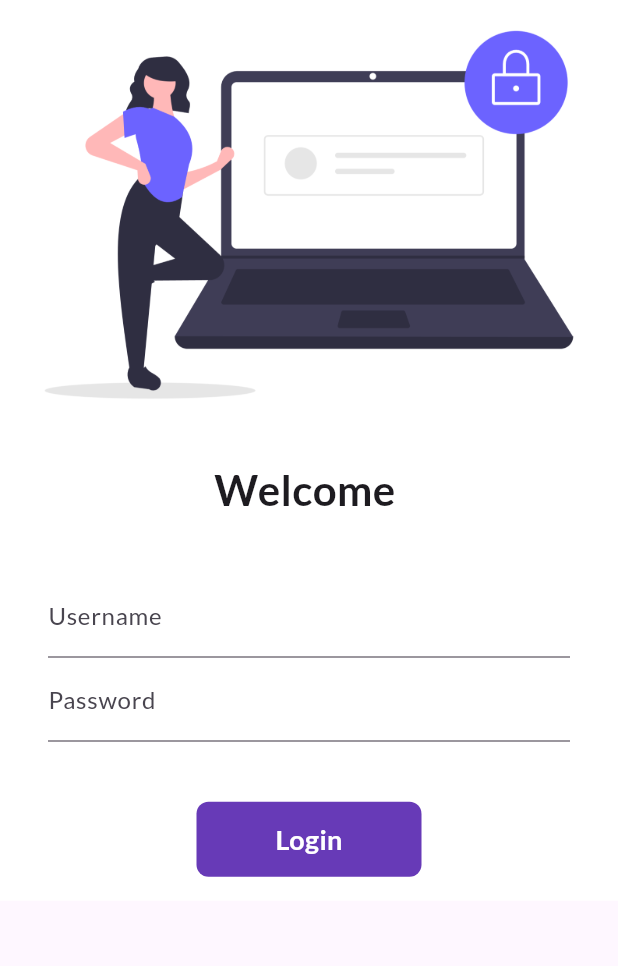
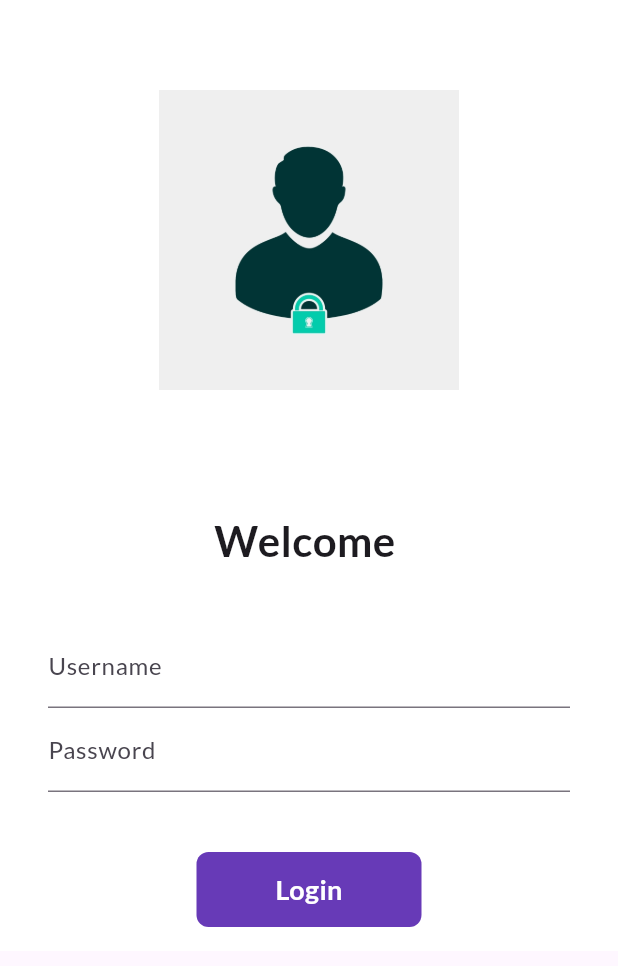
Before and after one commit to ShivankChaurasiya/flutter_learn, a Flutter app: the screen it shows after launch, on a phone screen of 412 x 824 dp. Shown: the top 966 px of the screen. Run offline on Flutter 3.47's test engine with Material 3 defaults, Android fonts, the phone set to English and light mode, and no system bars; our stand-ins replace google_fonts.

Commit message:
Day 7 completed

```diff
--- a/lib/pages/login_page.dart
+++ b/lib/pages/login_page.dart
@@ -9,6 +9,21 @@ class LoginPage extends StatefulWidget {
 class _LoginPageState extends State<LoginPage> {
   String name = "";
   bool changeButton = false;
+
+  final _formKey = GlobalKey<FormState>();
+  moveToHome(BuildContext context) async {
+    if (_formKey.currentState!.validate()) {
+      setState(() {
+        changeButton = true;
+      });
+      await Future.delayed(Duration(seconds: 1));
+      await Navigator.pushNamed(context, MyRoutes.homeRoute);
+      setState(() {
+        changeButton = false;
+      });
+    }
+  }
+
   @override
   Widget build(BuildContext context) {
     return Scaffold(
@@ -16,13 +31,20 @@ class _LoginPageState extends State<LoginPage> {
         child: Material(
           color: Colors.white,
           child: SingleChildScrollView(
+            child: Form(
+              key: _formKey,
               child: Column(
                 children: [
                   Column(
                     children: [
-                    Image.asset(
-                      "assets/images/login_image.png",
+                      Padding(
+                        padding: const EdgeInsets.all(60.0),
+                        child: Image.asset(
+                          "assets/images/img3.jpg",
                           fit: BoxFit.cover,
+                          height: 200,
+                          width: 200,
+                        ),
                       ),
                       SizedBox(height: 20),
                       Text(
@@ -45,6 +67,12 @@ class _LoginPageState extends State<LoginPage> {
                                 hintText: "Enter username",
                                 labelText: "Username",
                               ),
+                              validator: (value) {
+                                if (value!.isEmpty) {
+                                  return "Username cannot be empty";
+                                }
+                                return null;
+                              },
                               onChanged: (value) {
                                 name = value;
                                 setState(() {});
@@ -56,28 +84,32 @@ class _LoginPageState extends State<LoginPage> {
                                 hintText: "Enter Your Password",
                                 labelText: "Password",
                               ),
+                              validator: (value) {
+                                if (value!.isEmpty) {
+                                  return "Password cannot be empty";
+                                } else if (value.length < 6) {
+                                  return "Password length should be at least 6";
+                                }
+                                return null;
+                              },
                             ),
                             SizedBox(height: 40),
 
-                          InkWell(
-                            onTap: () async {
-                              setState(() {
-                                changeButton = true;
-                              });
-                              await Future.delayed(Duration(seconds: 1));
-                              Navigator.pushNamed(context, MyRoutes.homeRoute);
-                            },
-
+                            Material(
+                              color: Colors.deepPurple,
+                              borderRadius: BorderRadius.circular(
+                                changeButton ? 50 : 8,
+                              ),
+                              child: InkWell(
+                                onTap: () => moveToHome(context),
                                 child: AnimatedContainer(
                                   duration: Duration(seconds: 1),
                                   width: changeButton ? 50 : 150,
                                   height: 50,
                                   alignment: Alignment.center,
-                              decoration: BoxDecoration(
-                                color: Colors.deepPurple,
-                                borderRadius: BorderRadius.circular(changeButton ? 50 : 8),
-                              ),
-                              child: changeButton?Icon(Icons.done, color: Colors.white,): Text(
+                                  child: changeButton
+                                      ? Icon(Icons.done, color: Colors.white)
+                                      : Text(
                                           "Login",
                                           style: TextStyle(
                                             fontSize: 18,
@@ -97,6 +129,7 @@ class _LoginPageState extends State<LoginPage> {
                                 //   },
                                 // ),
                               ),
+                            ),
                           ],
                         ),
                       ),
@@ -107,6 +140,7 @@ class _LoginPageState extends State<LoginPage> {
             ),
           ),
         ),
+      ),
     );
   }
 }
```
Also changed, not shown: assets/images/img3.jpg (added), assets/images/login_new.webp (added). Lines whose indentation alone changed are shown as unchanged.
